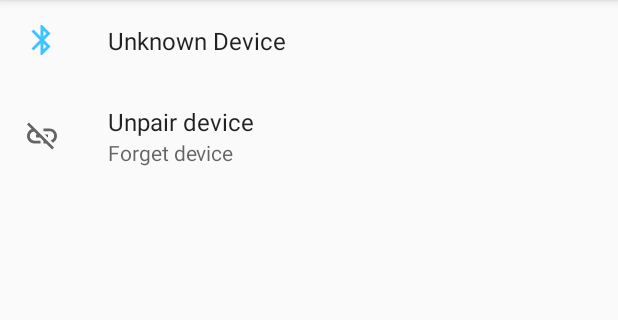
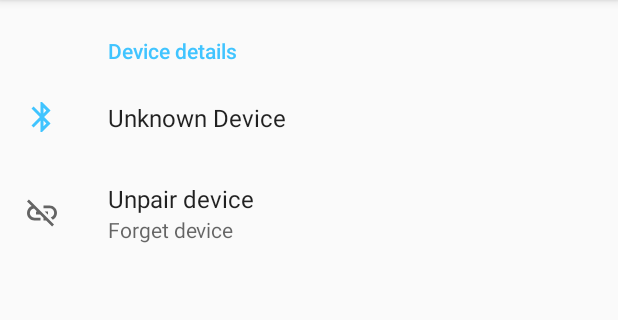
Before and after one commit to mohityadav7/bluetoothapp, an Android app: the fragment PairedDeviceFragment placed in its activity, on a phone screen of 412 x 824 dp, the part 84-404 px from its top. Run offline under Robolectric (Android 15) with nearby library versions, the phone set to English and light mode, and no system bars; our stand-ins replace androidx.preference; libraries missing offline, so code that uses them is left out: org.javatuples; 2 statements that could not run were skipped.

Commit message:
🐊 Added supported profiles preferences in paired device fragment

```diff
--- a/app/build.gradle
+++ b/app/build.gradle
@@ -26,6 +26,7 @@ dependencies {
     implementation fileTree(dir: "libs", include: ["*.jar"])
     implementation 'androidx.appcompat:appcompat:1.2.0'
     implementation 'androidx.preference:preference:1.1.1'
+    implementation 'org.javatuples:javatuples:1.2'
     testImplementation 'junit:junit:4.12'
     androidTestImplementation 'androidx.test.ext:junit:1.1.2'
     androidTestImplementation 'androidx.test.espresso:espresso-core:3.3.0'
--- a/app/src/main/java/com/example/bluetoothapp/PairedDeviceFragment.java
+++ b/app/src/main/java/com/example/bluetoothapp/PairedDeviceFragment.java
@@ -4,13 +4,18 @@ import android.bluetooth.BluetoothDevice;
 import android.content.Context;
 import android.content.DialogInterface;
 import android.os.Bundle;
+import android.os.ParcelUuid;
 import android.util.Log;
 
+import org.javatuples.Triplet;
+
 import java.lang.reflect.Method;
+import java.util.HashSet;
 
 import androidx.annotation.NonNull;
 import androidx.appcompat.app.AlertDialog;
 import androidx.preference.Preference;
+import androidx.preference.PreferenceCategory;
 import androidx.preference.PreferenceFragmentCompat;
 import androidx.preference.PreferenceScreen;
 
@@ -32,6 +37,9 @@ public class PairedDeviceFragment extends PreferenceFragmentCompat {
 
         // add preference for device name
         final PreferenceScreen screen = getPreferenceScreen();
+        PreferenceCategory deviceDetailsPreferenceCategory = screen.findPreference(screen.getContext()
+                .getResources().getString(R.string.paired_device_details_category_key));
+
         Preference deviceNamePreference = new Preference(screen.getContext());
         deviceNamePreference.setIcon(R.drawable.ic_bluetooth);
         if (device != null && device.getName() != null) {
@@ -39,14 +47,16 @@ public class PairedDeviceFragment extends PreferenceFragmentCompat {
         } else {
             deviceNamePreference.setTitle("Unknown Device");
         }
-        screen.addPreference(deviceNamePreference);
+        if (deviceDetailsPreferenceCategory != null) {
+            deviceDetailsPreferenceCategory.addPreference(deviceNamePreference);
+        }
 
         // add preference for device address
-        if (device != null) {
+        if (device != null && deviceDetailsPreferenceCategory != null) {
             Preference deviceAddressPreference = new Preference(screen.getContext());
             deviceAddressPreference.setTitle(device.getAddress());
             deviceAddressPreference.setIcon(R.drawable.ic_address);
-            screen.addPreference(deviceAddressPreference);
+            deviceDetailsPreferenceCategory.addPreference(deviceAddressPreference);
         }
 
         // add unpair preference
@@ -85,14 +95,42 @@ public class PairedDeviceFragment extends PreferenceFragmentCompat {
                 return true;
             }
         });
-        screen.addPreference(unpairPreference);
+        if (deviceDetailsPreferenceCategory != null) {
+            deviceDetailsPreferenceCategory.addPreference(unpairPreference);
+        }
+
+        addProfilePreferences(device);
+    }
+
+    private void addProfilePreferences(BluetoothDevice device) {
+        if (device != null) {
+            HashSet<Triplet<String, String, ParcelUuid>> profiles = Utils.getUuidsWithName(device);
+            if (profiles.size() == 0) return;
+
+            // get preference screen and profiles category
+            PreferenceScreen screen = getPreferenceScreen();
+            PreferenceCategory profilesPreferencesCategory = screen.findPreference(screen.getContext()
+                    .getResources().getString(R.string.supported_profiles_category_key));
+            if (profilesPreferencesCategory == null) return;
+            profilesPreferencesCategory.removeAll();
+            profilesPreferencesCategory.setVisible(true);
+
+            for (Triplet<String, String, ParcelUuid> profile : profiles) {
+                // create new profile preference
+                Preference pref = new Preference(screen.getContext());
+                pref.setTitle(profile.getValue0());
+                pref.setSummary(profile.getValue1());
+                pref.setKey(profile.getValue2().toString());
+                profilesPreferencesCategory.addPreference(pref);
+            }
+        }
     }
 
     @Override
     public void onAttach(@NonNull Context context) {
         super.onAttach(context);
         MainActivity main = (MainActivity) getActivity();
-        if(main != null) {
+        if (main != null) {
             main.updateScanMenuItemVisibility(false);
             main.bluetoothAdapter.cancelDiscovery();
         }
@@ -102,7 +140,7 @@ public class PairedDeviceFragment extends PreferenceFragmentCompat {
     public void onDetach() {
         super.onDetach();
         MainActivity main = (MainActivity) getActivity();
-        if(main != null) {
+        if (main != null) {
             main.updateScanMenuItemVisibility(true);
         }
     }
--- a/app/src/main/java/com/example/bluetoothapp/Utils.java
+++ b/app/src/main/java/com/example/bluetoothapp/Utils.java
@@ -6,8 +6,11 @@ import android.content.Context;
 import android.content.DialogInterface;
 import android.content.Intent;
 import android.location.LocationManager;
+import android.os.ParcelUuid;
 import android.provider.Settings;
 import android.util.Log;
+
+import org.javatuples.Triplet;
 
 import java.lang.reflect.InvocationTargetException;
 import java.lang.reflect.Method;
@@ -22,6 +25,98 @@ import androidx.core.location.LocationManagerCompat;
 import static android.content.ContentValues.TAG;
 
 public class Utils {
+
+    public static final ParcelUuid A2DP_SINK =
+            ParcelUuid.fromString("0000110B-0000-1000-8000-00805F9B34FB");
+    public static final ParcelUuid A2DP_SOURCE =
+            ParcelUuid.fromString("0000110A-0000-1000-8000-00805F9B34FB");
+    public static final ParcelUuid ADV_AUDIO_DIST =
+            ParcelUuid.fromString("0000110D-0000-1000-8000-00805F9B34FB");
+    public static final ParcelUuid HSP =
+            ParcelUuid.fromString("00001108-0000-1000-8000-00805F9B34FB");
+    public static final ParcelUuid HSP_AG =
+            ParcelUuid.fromString("00001112-0000-1000-8000-00805F9B34FB");
+    public static final ParcelUuid HFP =
+            ParcelUuid.fromString("0000111E-0000-1000-8000-00805F9B34FB");
+    public static final ParcelUuid HFP_AG =
+            ParcelUuid.fromString("0000111F-0000-1000-8000-00805F9B34FB");
+    public static final ParcelUuid AVRCP_CONTROLLER =
+            ParcelUuid.fromString("0000110E-0000-1000-8000-00805F9B34FB");
+    public static final ParcelUuid AVRCP_TARGET =
+            ParcelUuid.fromString("0000110C-0000-1000-8000-00805F9B34FB");
+    public static final ParcelUuid OBEX_OBJECT_PUSH =
+            ParcelUuid.fromString("00001105-0000-1000-8000-00805f9b34fb");
+    public static final ParcelUuid HID =
+            ParcelUuid.fromString("00001124-0000-1000-8000-00805f9b34fb");
+    public static final ParcelUuid HOGP =
+            ParcelUuid.fromString("00001812-0000-1000-8000-00805f9b34fb");
+    public static final ParcelUuid PANU =
+            ParcelUuid.fromString("00001115-0000-1000-8000-00805F9B34FB");
+    public static final ParcelUuid NAP =
+            ParcelUuid.fromString("00001116-0000-1000-8000-00805F9B34FB");
+    public static final ParcelUuid BNEP =
+            ParcelUuid.fromString("0000000f-0000-1000-8000-00805F9B34FB");
+    public static final ParcelUuid PBAP_PCE =
+            ParcelUuid.fromString("0000112e-0000-1000-8000-00805F9B34FB");
+    public static final ParcelUuid PBAP_PSE =
+            ParcelUuid.fromString("0000112f-0000-1000-8000-00805F9B34FB");
+    public static final ParcelUuid MAP =
+            ParcelUuid.fromString("00001134-0000-1000-8000-00805F9B34FB");
+    public static final ParcelUuid MNS =
+            ParcelUuid.fromString("00001133-0000-1000-8000-00805F9B34FB");
+    public static final ParcelUuid MAS =
+            ParcelUuid.fromString("00001132-0000-1000-8000-00805F9B34FB");
+    public static final ParcelUuid SAP =
+            ParcelUuid.fromString("0000112D-0000-1000-8000-00805F9B34FB");
+    public static final ParcelUuid HEARING_AID =
+            ParcelUuid.fromString("0000FDF0-0000-1000-8000-00805f9b34fb");
+    public static final ParcelUuid BASE_UUID =
+            ParcelUuid.fromString("00000000-0000-1000-8000-00805F9B34FB");
+
+    public static HashSet<Triplet<String, String, ParcelUuid>> getUuidsWithName(BluetoothDevice device) {
+        if (device == null) return null;
+
+        HashSet<Triplet<String, String, ParcelUuid>> uuidSet = new HashSet<>();
+        uuidSet.add(Triplet.with("A2DP_SINK", "A2DP Sink Profile", A2DP_SINK));
+        uuidSet.add(Triplet.with("A2DP_SOURCE", "A2DP Source Profile", A2DP_SOURCE));
+        uuidSet.add(Triplet.with("ADV_AUDIO_DIST", "Advance Audio Distribution Profile", ADV_AUDIO_DIST));
+        uuidSet.add(Triplet.with("HSP", "Headset Profile", HSP));
+        uuidSet.add(Triplet.with("HSP_AG", "Headset Audio Gateway", HSP_AG));
+        uuidSet.add(Triplet.with("HFP", "Hands-Free Profile", HFP));
+        uuidSet.add(Triplet.with("HFP_AG", "Hands-Free Audio Gateway", HFP_AG));
+        uuidSet.add(Triplet.with("AVRCP_CONTROLLER", "AV Remote Control Profile", AVRCP_CONTROLLER));
+        uuidSet.add(Triplet.with("AVRCP_TARGET", "AV Remote Target Profile", AVRCP_TARGET));
+        uuidSet.add(Triplet.with("OBEX_OBJECT_PUSH", "OBEX Object Push Profile", OBEX_OBJECT_PUSH));
+        uuidSet.add(Triplet.with("HID", "Human Interface Device Profile", HID));
+        uuidSet.add(Triplet.with("HOGP", "HID over GATT Profile", HOGP));
+        uuidSet.add(Triplet.with("PANU", "PANU Profile", PANU));
+        uuidSet.add(Triplet.with("NAP", "NAP Profile", NAP));
+        uuidSet.add(Triplet.with("BNEP", "BNEP Profile", BNEP));
+        uuidSet.add(Triplet.with("PBAP_PCE", "Phonebook Access Profile - Client", PBAP_PCE));
+        uuidSet.add(Triplet.with("PBAP_PSE", "Phonebook Access Profile - Server", PBAP_PSE));
+        uuidSet.add(Triplet.with("MAP", "Message Access Profile", MAP));
+        uuidSet.add(Triplet.with("MNS", "Message Notification Service", MNS));
+        uuidSet.add(Triplet.with("MAS", "Message Access Profile", MAS));
+        uuidSet.add(Triplet.with("SAP", "SIM Access Profile", SAP));
+        uuidSet.add(Triplet.with("HEARING_AID", "Hearing Aid", HEARING_AID));
+        uuidSet.add(Triplet.with("BASE_UUID", "Base UUID", BASE_UUID));
+
+        ParcelUuid[] uuids = device.getUuids();
+        HashSet<Triplet<String, String, ParcelUuid>> output = new HashSet<>();
+        for (ParcelUuid u : uuids) {
+            boolean found = false;
+            for (Triplet<String, String, ParcelUuid> uuidTriplet : uuidSet) {
+                if (uuidTriplet.getValue2().equals(u)) {
+                    found = true;
+                    output.add(uuidTriplet);
+                }
+            }
+            if (!found) {
+                output.add(new Triplet<>("Custom Profile", u.toString(), u));
+            }
+        }
+        return output;
+    }
 
     // get paired devices
     public static Set<BluetoothDevice> getPairedDevices() {
--- a/app/src/main/res/values/strings.xml
+++ b/app/src/main/res/values/strings.xml
@@ -4,10 +4,14 @@
     <!-- Preference Titles -->
     <string name="paired_devices_header">Paired devices</string>
     <string name="available_devices_header">Available devices</string>
+    <string name="supported_profiles_header">Supported profiles</string>
+    <string name="paired_device_details_header">Device details</string>
 
     <!-- Preference category keys -->
     <string name="paired_devices_preferences_category_key">paired_devices_preferences_category</string>
     <string name="available_devices_preference_category_key">available_devices_preference_category</string>
+    <string name="supported_profiles_category_key">supported_profiles_category_key</string>
+    <string name="paired_device_details_category_key">paired_device_details_category_key</string>
 
     <!-- Content descriptions for ImageViews -->
     <string name="preference_icon_content_description">Preference icon</string>
--- a/app/src/main/res/xml/paired_device_preferences.xml
+++ b/app/src/main/res/xml/paired_device_preferences.xml
@@ -1,3 +1,16 @@
 <?xml version="1.0" encoding="utf-8"?>
-<PreferenceScreen>
+<PreferenceScreen xmlns:android="http://schemas.android.com/apk/res/android"
+    xmlns:app="http://schemas.android.com/apk/res-auto">
+
+    <PreferenceCategory
+        android:title="@string/paired_device_details_header"
+        app:key="@string/paired_device_details_category_key">
+    </PreferenceCategory>
+
+    <PreferenceCategory
+        app:isPreferenceVisible="false"
+        app:key="@string/supported_profiles_category_key"
+        app:title="@string/supported_profiles_header">
+    </PreferenceCategory>
+
 </PreferenceScreen>
```
